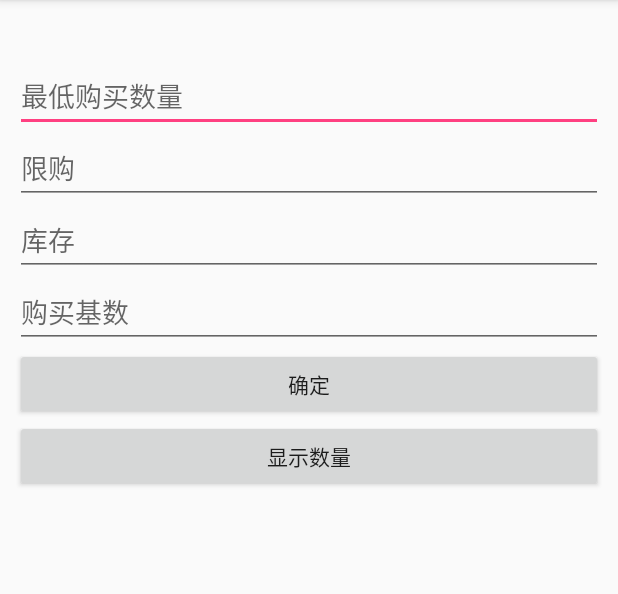
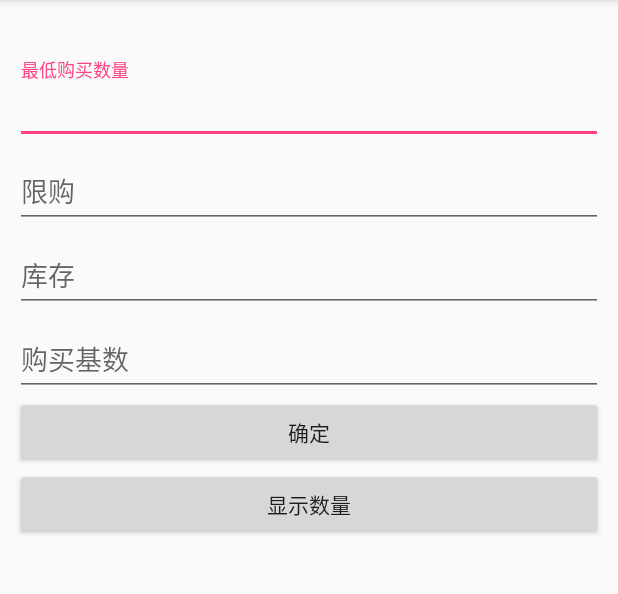
Before and after one commit to nesror/NumChooseView, an Android app: the screen it shows after launch (MainActivity), on a phone screen of 412 x 824 dp, the part 84-678 px from its top. Run offline under Robolectric (Android 15) with nearby library versions, the phone set to English and light mode, and no system bars; 10 statements that could not run were skipped.

Commit message:
modify:update demo

```diff
--- a/app/build.gradle
+++ b/app/build.gradle
@@ -23,6 +23,7 @@ dependencies {
     compile fileTree(include: ['*.jar'], dir: 'libs')
     testCompile 'junit:junit:4.12'
     compile 'com.android.support:appcompat-v7:22+'
+    compile 'com.android.support:design:22+'
     compile project(':numchooseviewlib')
     //compile 'cn.yzapp.numchooseview:numchooseviewlib:1.5.0@aar'
 }
--- a/app/src/main/res/layout/activity_main.xml
+++ b/app/src/main/res/layout/activity_main.xml
@@ -18,12 +18,21 @@
             android:layout_width="wrap_content"
             android:layout_height="30dp" />
 
+        <android.support.design.widget.TextInputLayout
+            android:layout_width="match_parent"
+            android:layout_height="wrap_content">
+
             <EditText
                 android:id="@+id/et_LeastBuyNum"
                 android:layout_width="match_parent"
                 android:layout_height="match_parent"
                 android:hint="最低购买数量"
                 android:inputType="number" />
+        </android.support.design.widget.TextInputLayout>
+
+        <android.support.design.widget.TextInputLayout
+            android:layout_width="match_parent"
+            android:layout_height="wrap_content">
 
             <EditText
                 android:id="@+id/et_LimitNum"
@@ -31,6 +40,11 @@
                 android:layout_height="match_parent"
                 android:hint="限购"
                 android:inputType="number" />
+        </android.support.design.widget.TextInputLayout>
+
+        <android.support.design.widget.TextInputLayout
+            android:layout_width="match_parent"
+            android:layout_height="wrap_content">
 
             <EditText
                 android:id="@+id/et_ShowStorage"
@@ -38,6 +52,11 @@
                 android:layout_height="match_parent"
                 android:hint="库存"
                 android:inputType="number" />
+        </android.support.design.widget.TextInputLayout>
+
+        <android.support.design.widget.TextInputLayout
+            android:layout_width="match_parent"
+            android:layout_height="wrap_content">
 
             <EditText
                 android:id="@+id/et_baseNum"
@@ -45,6 +64,7 @@
                 android:layout_height="match_parent"
                 android:hint="购买基数"
                 android:inputType="number" />
+        </android.support.design.widget.TextInputLayout>
 
         <Button
             android:id="@+id/ok"
```
Lines whose indentation alone changed are shown as unchanged.
